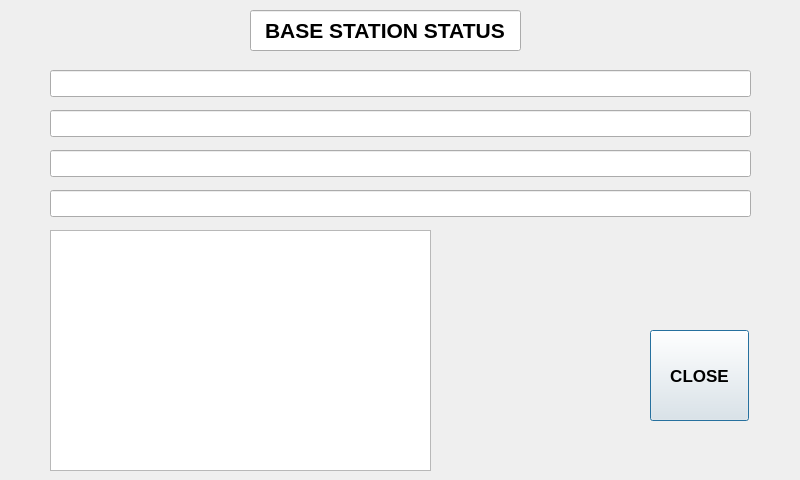
First picture: the form in RTKBASE/affichestr2str.ui, repository Francklin2/RTKLIB_Touchscreen_GUI, before the edit.
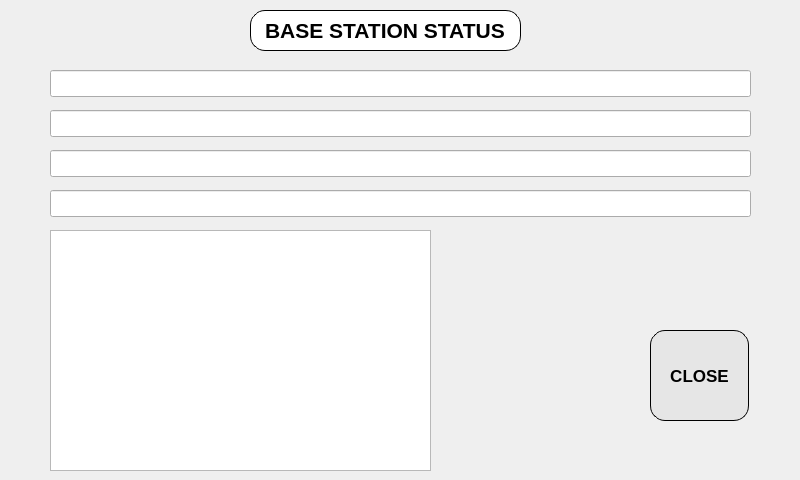
Second picture: the form after the edit.

Commit message: New graphics with round button,changed some buttonand windows names

The edit to the form file:
```diff
--- a/RTKBASE/affichestr2str.ui
+++ b/RTKBASE/affichestr2str.ui
@@ -32,6 +32,11 @@
      <bold>true</bold>
     </font>
    </property>
+   <property name="styleSheet">
+    <string notr="true">border-radius: 15px;
+border: 1px solid black;
+</string>
+   </property>
    <property name="text">
     <string>BASE STATION STATUS</string>
    </property>
@@ -61,6 +66,11 @@
      <bold>true</bold>
     </font>
    </property>
+   <property name="styleSheet">
+    <string notr="true">border-radius: 15px;
+border: 1px solid black;
+background-color: rgb(230, 230, 230);</string>
+   </property>
    <property name="text">
     <string>CLOSE</string>
    </property>
```
The commit also changes 5 other files.
